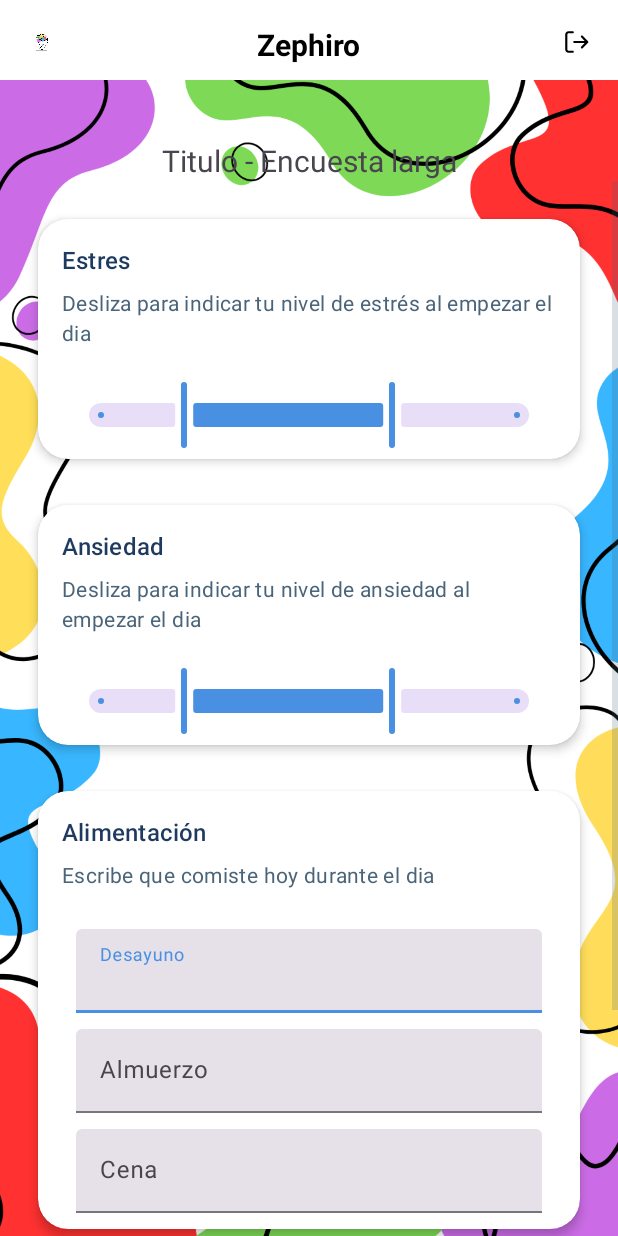
After one commit to Zephiro-Graduation-project/front-mobile, an Android app: the layout activity_survey_small_pm.xml on its own in the app's theme, with its tools: preview values and no code run, on a phone screen of 412 x 824 dp. The commit adds this screen. Run offline under Robolectric (Android 15) with nearby library versions, the phone set to English and light mode, and no system bars.

Commit message:
Se terminan pantallas de microsurveys

```diff
--- /dev/null
+++ b/app/src/main/res/layout/activity_survey_small_pm.xml
@@ -0,0 +1,350 @@
+<androidx.constraintlayout.widget.ConstraintLayout
+    xmlns:android="http://schemas.android.com/apk/res/android"
+    xmlns:app="http://schemas.android.com/apk/res-auto"
+    xmlns:tools="http://schemas.android.com/tools"
+    android:layout_width="match_parent"
+    android:layout_height="match_parent"
+    tools:context=".activities.ProfileActivity">
+
+    <!-- Fondo que empieza debajo del header -->
+    <ImageView
+        android:id="@+id/bgContent"
+        android:layout_width="0dp"
+        android:layout_height="0dp"
+        android:scaleType="centerCrop"
+        android:src="@drawable/background_microsurveys"
+        android:layout_marginTop="10dp"
+        android:contentDescription="@null"
+        app:layout_constraintTop_toBottomOf="@id/nombreApp"
+        app:layout_constraintBottom_toBottomOf="parent"
+        app:layout_constraintStart_toStartOf="parent"
+        app:layout_constraintEnd_toEndOf="parent"/>
+
+
+    <!-- Header: logo -->
+    <ImageView
+        android:id="@+id/logoHome"
+        android:layout_width="24dp"
+        android:layout_height="24dp"
+        android:src="@drawable/logozephiro"
+        android:layout_marginStart="16dp"
+        android:layout_marginTop="16dp"
+        app:layout_constraintStart_toStartOf="parent"
+        app:layout_constraintTop_toTopOf="parent"/>
+
+    <!-- Header: nombre app -->
+    <TextView
+        android:id="@+id/nombreApp"
+        android:layout_width="wrap_content"
+        android:layout_height="wrap_content"
+        android:text="@string/nombreApp"
+        android:textSize="20sp"
+        android:textStyle="bold"
+        android:textColor="#000000"
+        android:layout_marginTop="16dp"
+        app:layout_constraintTop_toTopOf="parent"
+        app:layout_constraintStart_toStartOf="parent"
+        app:layout_constraintEnd_toEndOf="parent"/>
+
+    <!-- Header: botón logout -->
+    <com.airbnb.lottie.LottieAnimationView
+        android:id="@+id/exit"
+        android:layout_width="24dp"
+        android:layout_height="24dp"
+        app:lottie_rawRes="@raw/logout"
+        app:lottie_autoPlay="true"
+        app:lottie_loop="true"
+        android:layout_marginTop="16dp"
+        android:layout_marginEnd="16dp"
+        android:clickable="true"
+        app:layout_constraintTop_toTopOf="parent"
+        app:layout_constraintEnd_toEndOf="parent"/>
+
+    <TextView
+        android:id="@+id/tituloEncuesta"
+        android:layout_width="wrap_content"
+        android:layout_height="wrap_content"
+        android:text="@string/tituloEncuesta"
+        app:layout_constraintTop_toBottomOf="@id/nombreApp"
+        app:layout_constraintStart_toStartOf="parent"
+        app:layout_constraintEnd_toEndOf="parent"
+        android:layout_marginTop="50dp"
+        android:textSize="20dp"/>
+
+    <ScrollView
+        android:id="@+id/scrollView"
+        android:layout_width="0dp"
+        android:layout_height="0dp"
+        android:fillViewport="true"
+        app:layout_constraintTop_toBottomOf="@id/tituloEncuesta"
+        app:layout_constraintStart_toStartOf="parent"
+        app:layout_constraintEnd_toEndOf="parent"
+        app:layout_constraintBottom_toBottomOf="parent">
+
+        <LinearLayout
+            android:layout_width="match_parent"
+            android:layout_height="wrap_content"
+            android:orientation="vertical"
+            android:padding="10dp">
+
+            <androidx.cardview.widget.CardView
+                android:id="@+id/cardEstres"
+                android:layout_width="match_parent"
+                android:layout_height="wrap_content"
+                android:layout_margin="15dp"
+                app:cardCornerRadius="20dp"
+                app:cardElevation="4dp">
+
+                <LinearLayout
+                    android:layout_width="match_parent"
+                    android:layout_height="wrap_content"
+                    android:orientation="vertical">
+
+                    <LinearLayout
+                        android:layout_width="match_parent"
+                        android:layout_height="wrap_content"
+                        android:orientation="vertical"
+                        android:padding="16dp">
+
+                        <TextView
+                            android:layout_width="wrap_content"
+                            android:layout_height="wrap_content"
+                            android:text="@string/estres"
+                            android:textAppearance="?attr/textAppearanceTitleMedium"
+                            />
+                        <TextView
+                            android:layout_width="wrap_content"
+                            android:layout_height="wrap_content"
+                            android:layout_marginTop="8dp"
+                            android:text="@string/nivelEstres"
+                            android:textAppearance="?attr/textAppearanceBodyMedium"
+                            android:textColor="?android:attr/textColorSecondary"/>
+                    </LinearLayout>
+
+                    <LinearLayout
+                        android:id="@+id/sliderEstres"
+                        android:layout_width="match_parent"
+                        android:layout_height="wrap_content"
+                        android:layout_marginTop="5dp"
+                        android:layout_marginEnd="20dp"
+                        android:layout_marginStart="20dp"
+                        android:layout_marginBottom="5dp"
+                        android:orientation="vertical">
+
+                        <com.google.android.material.slider.RangeSlider
+                            android:id="@+id/range_slider_estres"
+                            android:layout_width="match_parent"
+                            android:layout_height="wrap_content"
+                            android:contentDescription="@string/slider_desc"
+                            app:values="@array/initial_slider_values"
+                            android:valueFrom="0.0"
+                            android:valueTo="100.0" />
+
+                    </LinearLayout>
+                </LinearLayout>
+            </androidx.cardview.widget.CardView>
+
+            <androidx.cardview.widget.CardView
+                android:id="@+id/cardAnsiedad"
+                android:layout_width="match_parent"
+                android:layout_height="wrap_content"
+                android:layout_margin="15dp"
+                app:cardCornerRadius="20dp"
+                app:cardElevation="4dp">
+
+                <LinearLayout
+                    android:layout_width="match_parent"
+                    android:layout_height="wrap_content"
+                    android:orientation="vertical">
+
+                    <LinearLayout
+                        android:layout_width="match_parent"
+                        android:layout_height="wrap_content"
+                        android:orientation="vertical"
+                        android:padding="16dp">
+
+                        <TextView
+                            android:layout_width="wrap_content"
+                            android:layout_height="wrap_content"
+                            android:text="@string/ansiedad"
+                            android:textAppearance="?attr/textAppearanceTitleMedium"
+                            />
+                        <TextView
+                            android:layout_width="wrap_content"
+                            android:layout_height="wrap_content"
+                            android:layout_marginTop="8dp"
+                            android:text="@string/nivelAnsiedad"
+                            android:textAppearance="?attr/textAppearanceBodyMedium"
+                            android:textColor="?android:attr/textColorSecondary"/>
+                    </LinearLayout>
+
+                    <LinearLayout
+                        android:id="@+id/sliderAnsiedad"
+                        android:layout_width="match_parent"
+                        android:layout_height="wrap_content"
+                        android:layout_marginTop="5dp"
+                        android:layout_marginEnd="20dp"
+                        android:layout_marginStart="20dp"
+                        android:layout_marginBottom="5dp"
+                        android:orientation="vertical">
+
+                        <com.google.android.material.slider.RangeSlider
+                            android:id="@+id/range_slider_ansiedad"
+                            android:layout_width="match_parent"
+                            android:layout_height="wrap_content"
+                            android:contentDescription="@string/slider_desc"
+                            app:values="@array/initial_slider_values"
+                            android:valueFrom="0.0"
+                            android:valueTo="100.0" />
+
+                    </LinearLayout>
+                </LinearLayout>
+            </androidx.cardview.widget.CardView>
+
+
+            <androidx.cardview.widget.CardView
+                android:id="@+id/cardAlimentacion"
+                android:layout_width="match_parent"
+                android:layout_height="wrap_content"
+                android:layout_margin="15dp"
+                app:cardCornerRadius="20dp"
+                app:cardElevation="4dp">
+
+                <LinearLayout
+                    android:layout_width="match_parent"
+                    android:layout_height="wrap_content"
+                    android:orientation="vertical">
+
+                    <LinearLayout
+                        android:layout_width="match_parent"
+                        android:layout_height="wrap_content"
+                        android:orientation="vertical"
+                        android:padding="16dp">
+
+                        <TextView
+                            android:layout_width="wrap_content"
+                            android:layout_height="wrap_content"
+                            android:text="@string/alimentacion"
+                            android:textAppearance="?attr/textAppearanceTitleMedium"
+                            />
+                        <TextView
+                            android:layout_width="wrap_content"
+                            android:layout_height="wrap_content"
+                            android:layout_marginTop="8dp"
+                            android:text="@string/nivelAlimentacion"
+                            android:textAppearance="?attr/textAppearanceBodyMedium"
+                            android:textColor="?android:attr/textColorSecondary"/>
+                    </LinearLayout>
+
+                    <LinearLayout
+                        android:id="@+id/sliderSueno"
+                        android:layout_width="match_parent"
+                        android:layout_height="wrap_content"
+                        android:layout_marginTop="5dp"
+                        android:layout_marginEnd="20dp"
+                        android:layout_marginStart="20dp"
+                        android:layout_marginBottom="5dp"
+                        android:orientation="vertical">
+
+                        <com.google.android.material.textfield.TextInputLayout
+                            style="?attr/textInputFilledStyle"
+                            android:id="@+id/textFieldDesayuno"
+                            android:layout_width="match_parent"
+                            android:layout_height="wrap_content"
+                            android:layout_margin="5dp"
+                            android:hint="@string/desayuno">
+
+                            <com.google.android.material.textfield.TextInputEditText
+                                android:layout_width="match_parent"
+                                android:layout_height="wrap_content"/>
+
+                        </com.google.android.material.textfield.TextInputLayout>
+
+                        <com.google.android.material.textfield.TextInputLayout
+                            style="?attr/textInputFilledStyle"
+                            android:id="@+id/textFieldAlmuerzo"
+                            android:layout_width="match_parent"
+                            android:layout_height="wrap_content"
+                            android:layout_margin="5dp"
+                            android:hint="@string/almuerzo">
+
+                            <com.google.android.material.textfield.TextInputEditText
+                                android:layout_width="match_parent"
+                                android:layout_height="wrap_content"/>
+
+                        </com.google.android.material.textfield.TextInputLayout>
+
+                        <com.google.android.material.textfield.TextInputLayout
+                            style="?attr/textInputFilledStyle"
+                            android:id="@+id/textFieldCena"
+                            android:layout_width="match_parent"
+                            android:layout_height="wrap_content"
+                            android:layout_margin="5dp"
+                            android:hint="@string/cena">
+
+                            <com.google.android.material.textfield.TextInputEditText
+                                android:layout_width="match_parent"
+                                android:layout_height="wrap_content"/>
+
+                        </com.google.android.material.textfield.TextInputLayout>
+
+                    </LinearLayout>
+                </LinearLayout>
+            </androidx.cardview.widget.CardView>
+
+            <androidx.cardview.widget.CardView
+                android:id="@+id/cardEjercicio"
+                android:layout_width="match_parent"
+                android:layout_height="wrap_content"
+                android:layout_margin="15dp"
+                app:cardCornerRadius="20dp"
+                app:cardElevation="4dp">
+
+                <LinearLayout
+                    android:layout_width="match_parent"
+                    android:layout_height="wrap_content"
+                    android:orientation="vertical">
+
+                    <LinearLayout
+                        android:layout_width="match_parent"
+                        android:layout_height="wrap_content"
+                        android:orientation="vertical"
+                        android:padding="16dp">
+
+                        <TextView
+                            android:layout_width="wrap_content"
+                            android:layout_height="wrap_content"
+                            android:text="@string/ejercicio"
+                            android:textAppearance="?attr/textAppearanceTitleMedium"
+                            />
+                        <TextView
+                            android:layout_width="wrap_content"
+                            android:layout_height="wrap_content"
+                            android:layout_marginTop="8dp"
+                            android:text="@string/nivelEjercicio"
+                            android:textAppearance="?attr/textAppearanceBodyMedium"
+                            android:textColor="?android:attr/textColorSecondary"/>
+                    </LinearLayout>
+
+                    <LinearLayout
+                        android:id="@+id/switchEjercicio"
+                        android:layout_width="match_parent"
+                        android:layout_height="wrap_content"
+                        android:layout_marginTop="5dp"
+                        android:gravity="center"
+                        android:layout_marginEnd="20dp"
+                        android:layout_marginStart="20dp"
+                        android:layout_marginBottom="5dp"
+                        android:orientation="vertical">
+
+                        <com.google.android.material.materialswitch.MaterialSwitch
+                            android:layout_width="wrap_content"
+                            android:layout_height="match_parent"
+                            android:checked="true"/>
+                    </LinearLayout>
+                </LinearLayout>
+            </androidx.cardview.widget.CardView>
+
+        </LinearLayout>
+    </ScrollView>
+</androidx.constraintlayout.widget.ConstraintLayout>
--- /dev/null
+++ b/app/src/main/res/values/arrays.xml
@@ -0,0 +1,7 @@
+<?xml version="1.0" encoding="utf-8"?>
+<resources>
+    <array name="initial_slider_values">
+        <item>20.0</item>
+        <item>70.0</item>
+    </array>
+</resources>
--- a/app/src/main/res/values/strings.xml
+++ b/app/src/main/res/values/strings.xml
@@ -115,4 +115,21 @@
     <!-- SurveyLargeFragment -->
     <string name="tituloEncuesta">Titulo - Encuesta larga</string>
     <!-- Fin SurveyLargeFragment -->
+
+    <!-- SurveySmallFragment y SurveySmallPm -->
+    <string name="estres">Estres</string>
+    <string name="nivelEstres">Desliza para indicar tu nivel de estrés al empezar el dia</string>
+    <string name="ansiedad">Ansiedad</string>
+    <string name="nivelAnsiedad">Desliza para indicar tu nivel de ansiedad al empezar el dia</string>
+    <string name="sueno">Sueño</string>
+    <string name="nivelSueno">Desliza para indicar cuantas horas dormiste la noche anterior</string>
+    <string name="alimentacion">Alimentación</string>
+    <string name="nivelAlimentacion">Escribe que comiste hoy durante el dia</string>
+    <string name="ejercicio">Ejercicio</string>
+    <string name="nivelEjercicio">Activa para indicar que hoy hiciste ejercicio</string>
+    <string name="desayuno">Desayuno</string>
+    <string name="almuerzo">Almuerzo</string>
+    <string name="cena">Cena</string>
+    <!-- Fin SurveySmallFragment y SurveySmallPm-->
+
 </resources>
```
Also changed, not shown: app/src/main/res/layout/activity_survey_large.xml (+22 -9 lines), app/src/main/res/layout/activity_survey_small.xml (added, +263 -0 lines), app/src/main/res/drawable/background_microsurveys.png (added).
